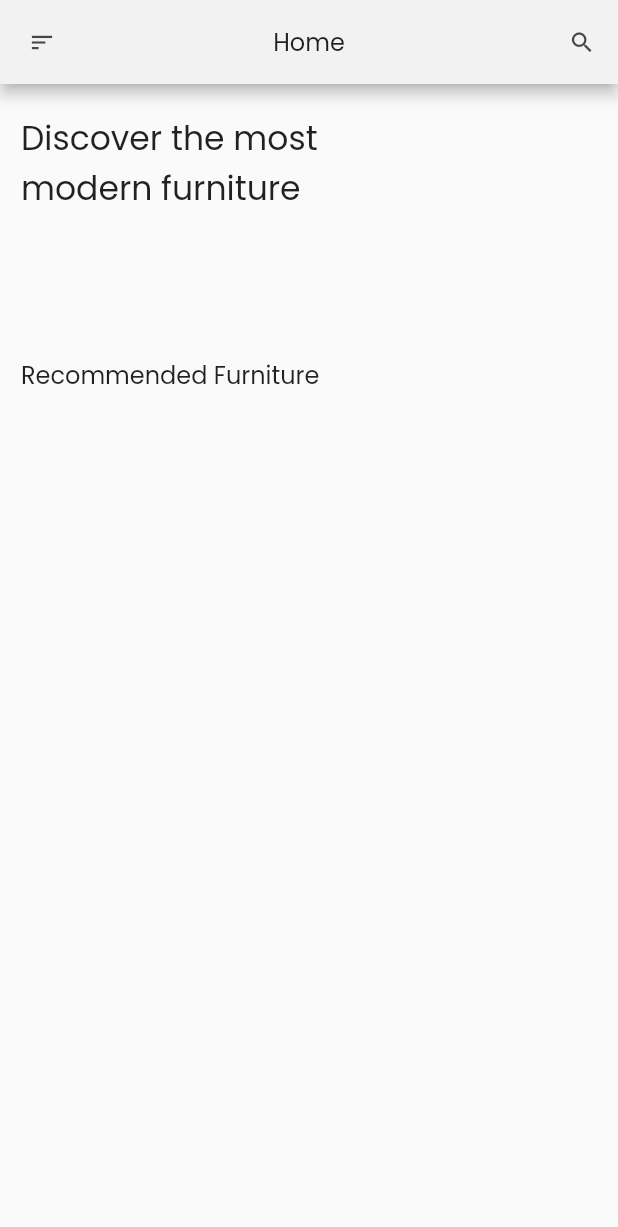
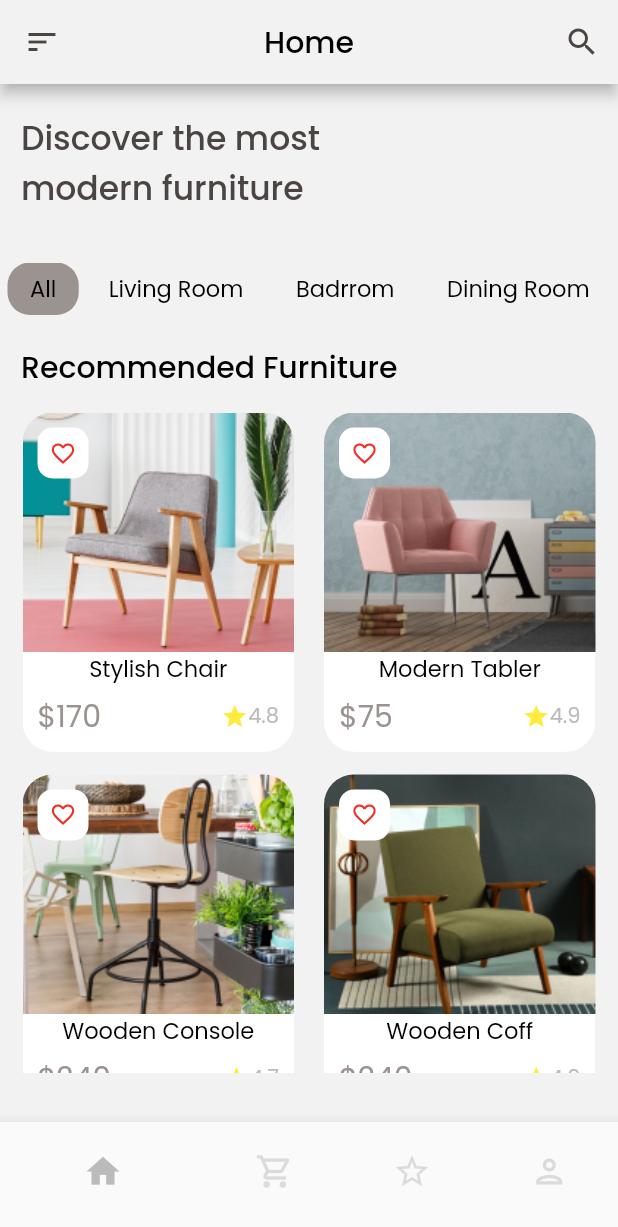
Before and after one commit to msarifin29/FIC, a Flutter app: the screen it shows after launch, on a phone screen of 412 x 824 dp. Shown: the top 1227 px of the screen. Run offline on Flutter 3.47's test engine with Material 2 defaults, Android fonts, the phone set to English and light mode, and no system bars; our stand-ins replace flutter_rating_bar.

Commit message:
add product

```diff
--- /dev/null
+++ b/flutter_framework/tugas1/lib/data_dummy.dart
@@ -0,0 +1,30 @@
+final dataProducts = [
+  {
+    "id": 1,
+    "nameProduct": "Stylish Chair",
+    "price": 170,
+    "star": 4.8,
+    "image": "assert/images/product1.png",
+  },
+  {
+    "id": 2,
+    "nameProduct": "Modern Tabler",
+    "price": 75,
+    "star": 4.9,
+    "image": "assert/images/product2.png",
+  },
+  {
+    "id": 3,
+    "nameProduct": "Wooden Console",
+    "price": 240,
+    "star": 4.7,
+    "image": "assert/images/product3.png",
+  },
+  {
+    "id": 4,
+    "nameProduct": "Wooden Coff",
+    "price": 240,
+    "star": 4.9,
+    "image": "assert/images/product4.png",
+  },
+];
--- a/flutter_framework/tugas1/lib/home_page.dart
+++ /dev/null
@@ -1,79 +0,0 @@
-import 'package:flutter/material.dart';
-
-class HomePage extends StatelessWidget {
-  const HomePage({super.key});
-
-  @override
-  Widget build(BuildContext context) {
-    final category = [
-      'All',
-      'Living Room',
-      'Bedroom',
-      'Dining Room',
-      'Kitchen'
-    ];
-    return Scaffold(
-      appBar: AppBar(
-        backgroundColor: Theme.of(context).primaryColor,
-        centerTitle: true,
-        bottomOpacity: 0.0,
-        leading: IconButton(
-          onPressed: () {},
-          icon: const Icon(Icons.sort_outlined, color: Color(0xff4a4543)),
-        ),
-        actions: [
-          IconButton(
-            onPressed: () {},
-            icon: const Icon(
-              Icons.search_outlined,
-              color: Color(0xff4a4543),
-            ),
-          ),
-        ],
-        title: Text(
-          'Home',
-          style: Theme.of(context).textTheme.subtitle1,
-        ),
-      ),
-      body: ListView(
-        children: [
-          Padding(
-            padding: const EdgeInsets.only(top: 20.0, left: 14.0),
-            child: Text(
-              TextString.discover,
-              style: Theme.of(context).textTheme.headline5,
-            ),
-          ),
-          SizedBox(
-            height: 33.0,
-            width: MediaQuery.of(context).size.width,
-            child: ListView.builder(
-              scrollDirection: Axis.horizontal,
-              itemCount: category.length,
-              itemBuilder: (ctx, i) => Padding(
-                padding:
-                    const EdgeInsets.symmetric(horizontal: 4.0, vertical: 15.0),
-                child: Text(category[i],
-                    style: Theme.of(context).textTheme.caption),
-              ),
-            ),
-          ),
-          Padding(
-            padding: const EdgeInsets.only(top: 30.0, left: 14.0),
-            child: Text(
-              'Recommended Furniture',
-              style: Theme.of(context).textTheme.subtitle1,
-            ),
-          ),
-        ],
-      ),
-    );
-  }
-}
-
-class TextString {
-  static const discover = '''
-Discover the most
-modern furniture
- ''';
-}
--- a/flutter_framework/tugas1/lib/main.dart
+++ b/flutter_framework/tugas1/lib/main.dart
@@ -1,5 +1,7 @@
 import 'package:flutter/material.dart';
-import 'package:tugas1/home_page.dart';
+import 'package:tugas1/view/home_page.dart';
+
+import 'view/dashboard_page.dart';
 
 void main() {
   runApp(const MyApp());
@@ -17,14 +19,35 @@ class MyApp extends StatelessWidget {
           backgroundColor: const Color(0xfff2f2f2),
           fontFamily: 'Poppins',
           textTheme: const TextTheme(
-            headline5: TextStyle(fontSize: 22.0),
-            headline6: TextStyle(fontSize: 20.0),
-            subtitle1: TextStyle(fontSize: 16.0),
-            subtitle2: TextStyle(fontSize: 14.0),
-            caption: TextStyle(fontSize: 12.0, color: Color(0xff4a4543)),
+            headline4: TextStyle(
+                fontSize: 26.0,
+                color: Color(0xff9A9390),
+                fontWeight: FontWeight.w500),
+            headline5: TextStyle(
+                fontSize: 22.0,
+                color: Color(0xff4a4543),
+                fontWeight: FontWeight.w500),
+            headline6: TextStyle(fontSize: 20.0, color: Colors.black),
+            subtitle1: TextStyle(
+                fontSize: 20.0,
+                color: Colors.black,
+                fontWeight: FontWeight.w500),
+            subtitle2: TextStyle(fontSize: 14.0, color: Color(0xff7A8D9C)),
+            caption: TextStyle(
+              fontSize: 15.0,
+              color: Colors.black,
+            ),
+            bodyText1: TextStyle(
+                fontSize: 13.0,
+                color: Color(0xffADADAD),
+                fontWeight: FontWeight.bold),
+            bodyText2: TextStyle(
+                fontSize: 13.0,
+                color: Color(0xffADADAD),
+                fontWeight: FontWeight.w400),
           ),
           iconTheme: const IconThemeData(size: 18, color: Color(0xff4a4543))),
-      home: const HomePage(),
+      home: const DashboardPage(),
     );
   }
 }
--- /dev/null
+++ b/flutter_framework/tugas1/lib/text_string.dart
@@ -0,0 +1,8 @@
+class TextString {
+  static const discover = '''
+Discover the most
+modern furniture
+ ''';
+  static const lorem =
+      "Lorem ipsum dolor sit amet, consectetur adipiscing elit, sed do eiusmod tempor incididunt ut labore et dolore magna aliqua. Ut enim ad minim veniam, quis nostrud exercitation ullamco laboris nisi ut aliquip ex ea commodo consequat.";
+}
--- /dev/null
+++ b/flutter_framework/tugas1/lib/view/dashboard_page.dart
@@ -0,0 +1,68 @@
+import 'package:flutter/material.dart';
+import 'package:tugas1/view/account_page.dart';
+import 'package:tugas1/view/favorite_page.dart';
+import 'package:tugas1/view/home_page.dart';
+import 'package:tugas1/view/shopping_page.dart';
+
+class DashboardPage extends StatefulWidget {
+  const DashboardPage({super.key});
+
+  @override
+  State<DashboardPage> createState() => _DashboardPageState();
+}
+
+class _DashboardPageState extends State<DashboardPage> {
+  int _selectIndex = 0;
+  List<Widget> _screen = [
+    const HomePage(),
+    const ShoppingPage(),
+    const FavoritePage(),
+    const AccountPage()
+  ];
+  @override
+  Widget build(BuildContext context) {
+    return Scaffold(
+      body: Row(
+        children: [
+          Expanded(
+            child: _screen[_selectIndex],
+          ),
+        ],
+      ),
+      bottomNavigationBar: BottomNavigationBar(
+        showSelectedLabels: false,
+        showUnselectedLabels: false,
+        currentIndex: _selectIndex,
+        unselectedItemColor: const Color(0xff9a9390).withOpacity(0.3),
+        selectedItemColor: const Color(0xffBBBBBB),
+        iconSize: 26,
+        selectedFontSize: 20,
+        unselectedFontSize: 18,
+        backgroundColor: Colors.white,
+        onTap: (int index) {
+          setState(() {
+            _selectIndex = index;
+          });
+        },
+        items: const [
+          BottomNavigationBarItem(
+              icon: Icon(Icons.home_outlined),
+              activeIcon: Icon(Icons.home),
+              label: ""),
+          BottomNavigationBarItem(
+              icon: Icon(Icons.shopping_cart_outlined),
+              activeIcon: Icon(Icons.shopping_cart),
+              label: ""),
+          BottomNavigationBarItem(
+              icon: Icon(Icons.star_outline),
+              activeIcon: Icon(Icons.star),
+              label: ""),
+          BottomNavigationBarItem(
+              icon: Icon(Icons.person_outlined),
+              activeIcon: Icon(Icons.person),
+              label: ""),
+        ],
+      ),
+    );
+  }
+}
--- /dev/null
+++ b/flutter_framework/tugas1/lib/view/home_page.dart
@@ -0,0 +1,202 @@
+import 'package:flutter/material.dart';
+import 'package:tugas1/data_dummy.dart';
+import 'package:tugas1/view/detail_page.dart';
+
+import '../text_string.dart';
+
+class HomePage extends StatelessWidget {
+  const HomePage({super.key});
+
+  @override
+  Widget build(BuildContext context) {
+    return Scaffold(
+      backgroundColor: const Color(0xfff2f2f2),
+      appBar: AppBar(
+        backgroundColor: Theme.of(context).primaryColor,
+        centerTitle: true,
+        bottomOpacity: 0.0,
+        leading: IconButton(
+          onPressed: () {},
+          icon: const Icon(
+            Icons.sort_outlined,
+            color: Color(0xff4a4543),
+            size: 24.0,
+          ),
+        ),
+        actions: [
+          IconButton(
+            onPressed: () {},
+            icon: const Icon(
+              Icons.search_outlined,
+              color: Color(0xff4a4543),
+              size: 24.0,
+            ),
+          ),
+        ],
+        title: Text(
+          'Home',
+          style: Theme.of(context).textTheme.subtitle1,
+        ),
+      ),
+      body: ListView(
+        children: [
+          Padding(
+            padding: const EdgeInsets.only(top: 20.0, left: 14.0),
+            child: Text(
+              TextString.discover,
+              style: Theme.of(context).textTheme.headline5,
+            ),
+          ),
+          SizedBox(
+              height: 35.0,
+              width: MediaQuery.of(context).size.width,
+              child: ListView(
+                scrollDirection: Axis.horizontal,
+                children: const [
+                  Category(
+                    nameCategory: "All",
+                    color: Color(0xff9a9390),
+                  ),
+                  Category(nameCategory: "Living Room"),
+                  Category(nameCategory: "Badrrom"),
+                  Category(nameCategory: "Dining Room"),
+                  Category(nameCategory: "Kitchen")
+                ],
+              )),
+          Padding(
+            padding: const EdgeInsets.only(top: 20.0, left: 14.0),
+            child: Text(
+              'Recommended Furniture',
+              style: Theme.of(context).textTheme.subtitle1,
+            ),
+          ),
+          const CustomGridView()
+        ],
+      ),
+    );
+  }
+}
+
+class Category extends StatelessWidget {
+  const Category({super.key, required this.nameCategory, this.color});
+  final String nameCategory;
+  final Color? color;
+  @override
+  Widget build(BuildContext context) {
+    return Container(
+      height: 33.0,
+      alignment: Alignment.center,
+      margin: const EdgeInsets.only(left: 5.0),
+      padding: const EdgeInsets.symmetric(horizontal: 15.0),
+      decoration:
+          BoxDecoration(borderRadius: BorderRadius.circular(15.0), color: color
+              // color: const Color(0xff9a9390),
+              ),
+      child: Text(
+        nameCategory,
+        style: Theme.of(context).textTheme.caption,
+      ),
+    );
+  }
+}
+
+class CustomGridView extends StatelessWidget {
+  const CustomGridView({super.key});
+
+  @override
+  Widget build(BuildContext context) {
+    return Container(
+      height: 470,
+      padding: const EdgeInsets.all(15.0),
+      child: GridView.count(
+        crossAxisCount: 2,
+        mainAxisSpacing: 15.0,
+        crossAxisSpacing: 20.0,
+        childAspectRatio: 0.8,
+        children: dataProducts.map((data) {
+          final image = data["image"] as String;
+          final nameProduct = data["nameProduct"] as String;
+          final price = data['price'];
+          final star = data["star"] as double;
+          return GestureDetector(
+            onTap: () {
+              Navigator.push(
+                context,
+                MaterialPageRoute(
+                  builder: (context) => DetailPage(
+                    data: data,
+                  ),
+                ),
+              );
+            },
+            child: ClipRRect(
+              borderRadius: BorderRadius.circular(20.0),
+              child: Container(
+                color: Colors.white,
+                child: Column(
+                  mainAxisAlignment: MainAxisAlignment.start,
+                  children: [
+                    Stack(
+                      children: [
+                        Image.asset(image, fit: BoxFit.cover),
+                        Positioned(
+                          top: 10.0,
+                          left: 10.0,
+                          child: Container(
+                            height: 34.0,
+                            width: 34.0,
+                            decoration: BoxDecoration(
+                                borderRadius: BorderRadius.circular(10.0),
+                                color: Colors.white),
+                            child: const Icon(
+                              Icons.favorite_outline,
+                              color: Color(0xffEE3127),
+                            ),
+                          ),
+                        )
+                      ],
+                    ),
+                    Text(
+                      nameProduct,
+                      style: Theme.of(context).textTheme.caption!,
+                    ),
+                    Padding(
+                      padding: const EdgeInsets.symmetric(
+                          horizontal: 10.0, vertical: 5.0),
+                      child: Row(
+                        mainAxisAlignment: MainAxisAlignment.spaceBetween,
+                        children: [
+                          Text(
+                            "\$$price",
+                            style: const TextStyle(
+                              fontSize: 20.0,
+                              fontWeight: FontWeight.w400,
+                              color: Color(0xff9a9390),
+                            ),
+                          ),
+                          Row(
+                            children: [
+                              const Icon(
+                                Icons.star_outlined,
+                                color: Colors.yellow,
+                              ),
+                              Text(
+                                star.toString(),
+                                style: const TextStyle(
+                                    fontSize: 14.0, color: Color(0xffBBBBBB)),
+                              )
+                            ],
+                          )
+                        ],
+                      ),
+                    )
+                  ],
+                ),
+              ),
+            ),
+          );
+        }).toList(),
+      ),
+    );
+  }
+}
```
Also changed, not shown: flutter_framework/tugas1/lib/view/account_page.dart (added, +12 -0 lines), flutter_framework/tugas1/lib/view/detail_page.dart (added, +253 -0 lines), flutter_framework/tugas1/lib/view/favorite_page.dart (added, +12 -0 lines), flutter_framework/tugas1/lib/view/shopping_page.dart (added, +12 -0 lines), flutter_framework/tugas1/pubspec.yaml (+7 -3 lines), flutter_framework/tugas1/assert/images/product1.png (added), flutter_framework/tugas1/assert/images/product2.png (added), flutter_framework/tugas1/assert/images/product3.png (added), flutter_framework/tugas1/assert/images/product4.png (added), flutter_framework/tugas1/assert/images/product_detail.png (added), flutter_framework/tugas1/pubspec.lock.
